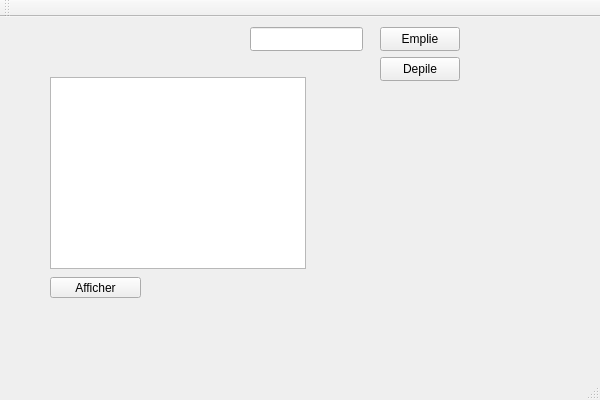
This is Tp7_qt/Tp7_qt.ui in NGabbai2006/Tp7_qt as Qt 5 draws it before an edit. The edited form follows.
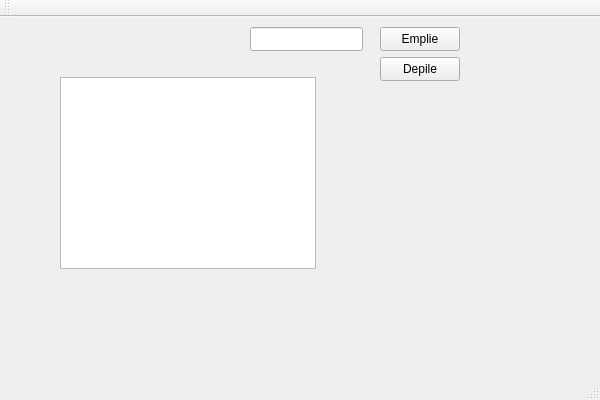
This is the edited form.

Patch:
```diff
--- a/Tp7_qt/Tp7_qt.ui
+++ b/Tp7_qt/Tp7_qt.ui
@@ -46,7 +46,7 @@
       <x>320</x>
       <y>70</y>
       <width>241</width>
-      <height>31</height>
+      <height>71</height>
      </rect>
     </property>
     <property name="text">
@@ -63,23 +63,23 @@
      </rect>
     </property>
    </widget>
-   <widget class="QPushButton" name="ButtonAfficher">
+   <widget class="QLabel" name="infoHauteur">
     <property name="geometry">
      <rect>
-      <x>50</x>
+      <x>260</x>
       <y>260</y>
-      <width>91</width>
+      <width>51</width>
       <height>21</height>
      </rect>
     </property>
     <property name="text">
-     <string>Afficher</string>
+     <string/>
     </property>
    </widget>
-   <widget class="QListView" name="affichagePile">
+   <widget class="QListWidget" name="ListPile">
     <property name="geometry">
      <rect>
-      <x>50</x>
+      <x>60</x>
       <y>60</y>
       <width>256</width>
       <height>192</height>
```
Left out of the diff: 16 changed lines with no effect on the pictures.
